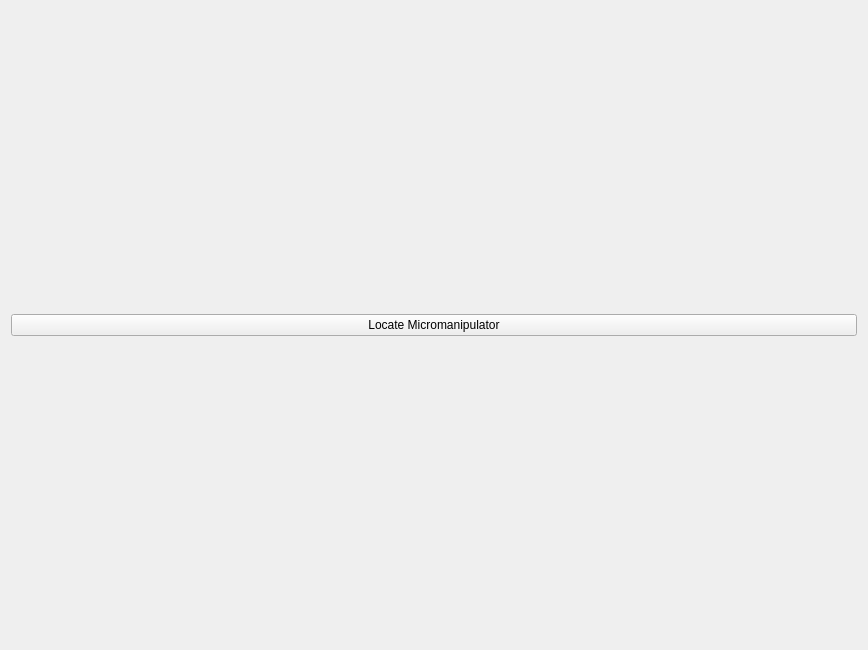
pyIVLS/pyIVLS, file plugins/affinemove/affinemove_Settings.ui: the form before one commit.
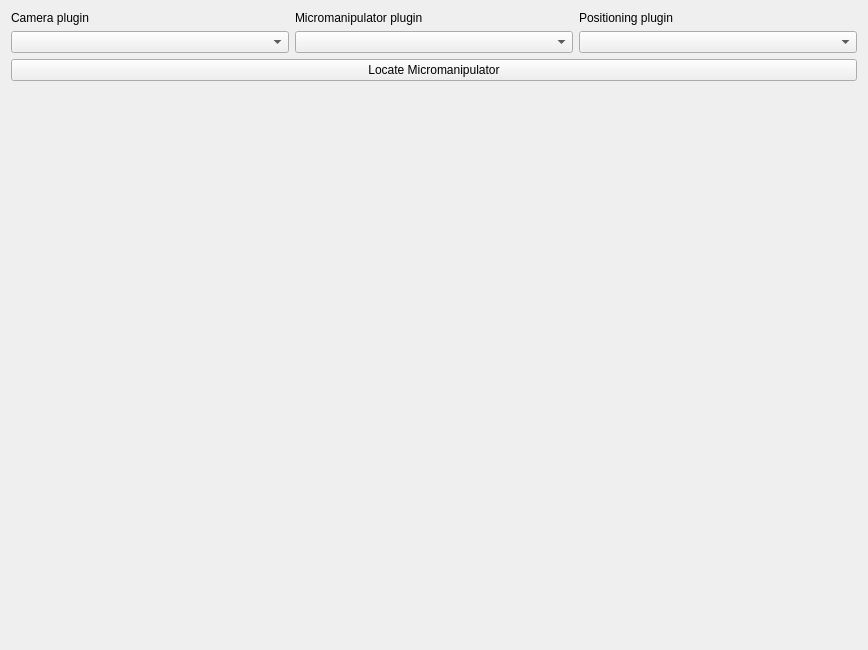
The form after the commit.

Commit message: Affinemove implemented -Sutter, venus, affine now have options to return references to objects.

```diff
--- a/plugins/affinemove/affinemove_Settings.ui
+++ b/plugins/affinemove/affinemove_Settings.ui
@@ -20,7 +20,97 @@
    <string>AffineMove settings</string>
   </property>
   <layout class="QGridLayout" name="gridLayout">
+   <item row="4" column="2">
+    <spacer name="verticalSpacer">
+     <property name="orientation">
+      <enum>Qt::Orientation::Vertical</enum>
+     </property>
+     <property name="sizeHint" stdset="0">
+      <size>
+       <width>20</width>
+       <height>40</height>
+      </size>
+     </property>
+    </spacer>
+   </item>
+   <item row="0" column="2">
+    <widget class="QLabel" name="label_3">
+     <property name="text">
+      <string>Positioning plugin</string>
+     </property>
+     <property name="alignment">
+      <set>Qt::AlignmentFlag::AlignBottom|Qt::AlignmentFlag::AlignLeading|Qt::AlignmentFlag::AlignLeft</set>
+     </property>
+    </widget>
+   </item>
+   <item row="0" column="1">
+    <widget class="QLabel" name="label_2">
+     <property name="text">
+      <string>Micromanipulator plugin</string>
+     </property>
+     <property name="alignment">
+      <set>Qt::AlignmentFlag::AlignBottom|Qt::AlignmentFlag::AlignLeading|Qt::AlignmentFlag::AlignLeft</set>
+     </property>
+    </widget>
+   </item>
+   <item row="4" column="1">
+    <spacer name="verticalSpacer_3">
+     <property name="orientation">
+      <enum>Qt::Orientation::Vertical</enum>
+     </property>
+     <property name="sizeHint" stdset="0">
+      <size>
+       <width>20</width>
+       <height>40</height>
+      </size>
+     </property>
+    </spacer>
+   </item>
+   <item row="4" column="0">
+    <spacer name="verticalSpacer_2">
+     <property name="orientation">
+      <enum>Qt::Orientation::Vertical</enum>
+     </property>
+     <property name="sizeHint" stdset="0">
+      <size>
+       <width>20</width>
+       <height>40</height>
+      </size>
+     </property>
+    </spacer>
+   </item>
    <item row="0" column="0">
+    <widget class="QLabel" name="label">
+     <property name="text">
+      <string>Camera plugin</string>
+     </property>
+     <property name="alignment">
+      <set>Qt::AlignmentFlag::AlignBottom|Qt::AlignmentFlag::AlignLeading|Qt::AlignmentFlag::AlignLeft</set>
+     </property>
+    </widget>
+   </item>
+   <item row="1" column="1">
+    <widget class="QComboBox" name="micromanipulatorBox">
+     <property name="placeholderText">
+      <string>Micromanipulator</string>
+     </property>
+    </widget>
+   </item>
+   <item row="1" column="2">
+    <widget class="QComboBox" name="positioningBox">
+     <property name="placeholderText">
+      <string>Positioning</string>
+     </property>
+    </widget>
+   </item>
+   <item row="1" column="0">
+    <widget class="QComboBox" name="cameraBox">
+     <property name="placeholderText">
+      <string>Camera</string>
+     </property>
+    </widget>
+   </item>
+   <item row="2" column="0" colspan="3">
     <widget class="QPushButton" name="findSutter">
      <property name="text">
       <string>Locate Micromanipulator</string>
```
The commit also changes 14 other files.
